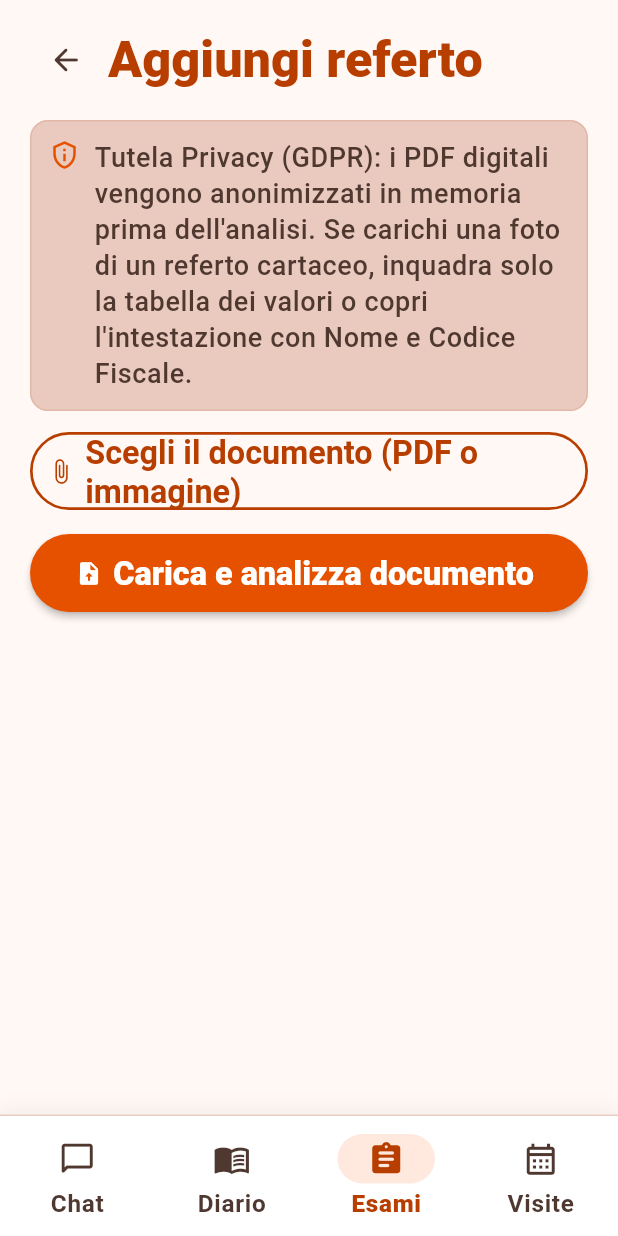
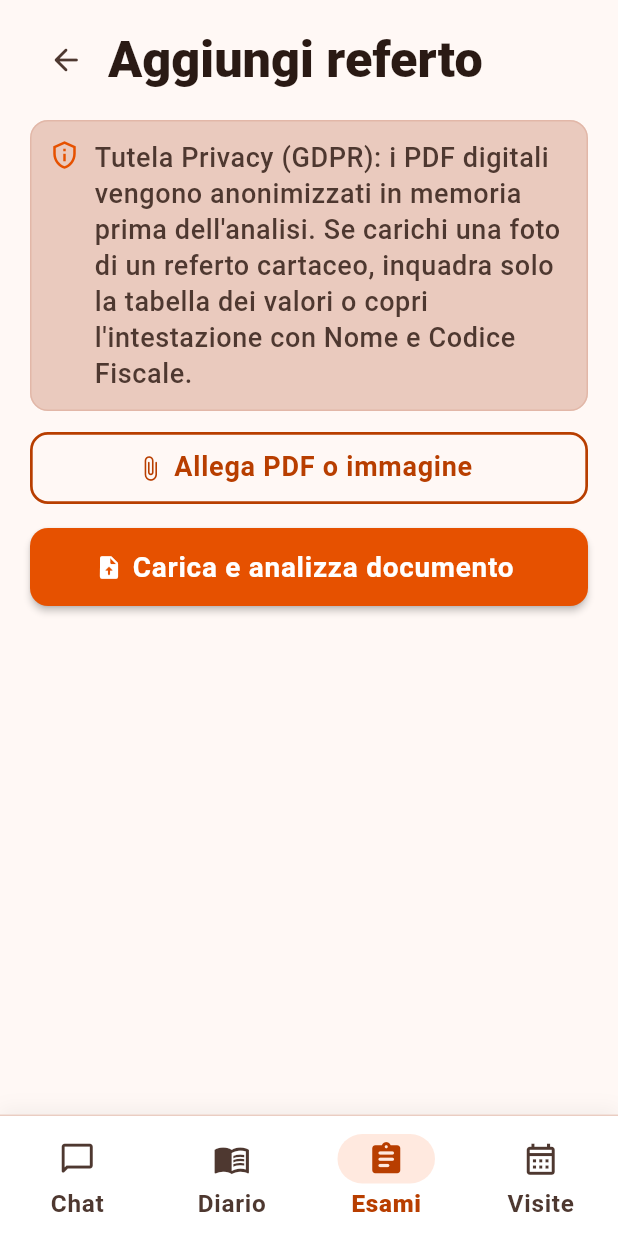
Before and after one commit to dade150/vitality-mobile, a Flutter app: the AddReportScreen screen opened by its route, on a phone screen of 412 x 824 dp. Run offline on Flutter 3.47's test engine with Material 3 defaults, Android fonts, the phone set to English and light mode, and no system bars; our stand-ins replace file_picker, flutter_local_notifications, flutter_secure_storage, flutter_timezone, flutter_tts, google_fonts and 4 more; accounts and stored records are empty; Roboto replaces fonts that are missing (Atkinson Hyperlegible); statements that could not run were skipped.

Commit message:
style(ui): normalizza bottoni a rettangolo arrotondato, uniforma titoli schermate e accorcia etichetta allegato referto

```diff
--- a/lib/screens/appointments/add_visit_screen.dart
+++ b/lib/screens/appointments/add_visit_screen.dart
@@ -208,7 +208,7 @@ class _AddVisitScreenState extends State<AddVisitScreen> {
                         child: Text(
                           isEdit ? 'Modifica visita' : 'Nuova visita',
                           style: theme.textTheme.displaySmall?.copyWith(
-                            color: accentTitle,
+                            color: cs.onSurface,
                             fontWeight: FontWeight.w800,
                           ),
                         ),
--- a/lib/screens/diary/add_activity_screen.dart
+++ b/lib/screens/diary/add_activity_screen.dart
@@ -115,7 +115,7 @@ class _AddActivityScreenState extends State<AddActivityScreen> {
                           child: Text(
                             'Aggiungi attività',
                             style: theme.textTheme.headlineLarge?.copyWith(
-                              color: accentColor,
+                              color: cs.onSurface,
                               fontWeight: FontWeight.w800,
                             ),
                           ),
--- a/lib/screens/diary/add_meal_screen.dart
+++ b/lib/screens/diary/add_meal_screen.dart
@@ -363,7 +363,7 @@ class _AddMealScreenState extends State<AddMealScreen> {
                           child: Text(
                             'Aggiungi pasto',
                             style: theme.textTheme.headlineLarge?.copyWith(
-                              color: accentColor,
+                              color: cs.onSurface,
                               fontWeight: FontWeight.w800,
                             ),
                           ),
--- a/lib/screens/reports/add_report_screen.dart
+++ b/lib/screens/reports/add_report_screen.dart
@@ -350,7 +350,7 @@ class _AddReportScreenState extends State<AddReportScreen> {
               Text(
                 'Aggiungi referto',
                 style: theme.textTheme.headlineLarge?.copyWith(
-                  color: accentTitle,
+                  color: cs.onSurface,
                   fontWeight: FontWeight.w800,
                 ),
               ),
@@ -387,9 +387,18 @@ class _AddReportScreenState extends State<AddReportScreen> {
               onPressed: _uploading ? null : _pickFile,
               style: OutlinedButton.styleFrom(
                 minimumSize: const Size.fromHeight(48),
+                shape: RoundedRectangleBorder(borderRadius: BorderRadius.circular(12)),
+                textStyle: theme.textTheme.labelMedium?.copyWith(
+                  fontWeight: FontWeight.w700,
+                  fontSize: 15,
+                ),
               ),
               icon: const Icon(Icons.attach_file_rounded),
-              label: Text(_filename ?? 'Scegli il documento (PDF o immagine)'),
+              label: Text(
+                _filename ?? 'Allega PDF o immagine',
+                maxLines: 1,
+                overflow: TextOverflow.ellipsis,
+              ),
             ),
             const SizedBox(height: 16),
             SizedBox(
@@ -399,6 +408,11 @@ class _AddReportScreenState extends State<AddReportScreen> {
                 onPressed: _uploading ? null : _upload,
                 style: ElevatedButton.styleFrom(
                   minimumSize: const Size.fromHeight(52),
+                  shape: RoundedRectangleBorder(borderRadius: BorderRadius.circular(12)),
+                  textStyle: theme.textTheme.labelMedium?.copyWith(
+                    fontWeight: FontWeight.w700,
+                    fontSize: 15.5,
+                  ),
                 ),
                 icon: _uploading
                     ? const SizedBox(width: 20, height: 20, child: CircularProgressIndicator(strokeWidth: 2, color: Colors.white))
@@ -552,8 +566,17 @@ class _AddReportScreenState extends State<AddReportScreen> {
             const SizedBox(height: 16),
             SizedBox(
               width: double.infinity,
+              height: 50,
               child: FilledButton.icon(
                 onPressed: _saving || _uploading ? null : _saveValues,
+                style: FilledButton.styleFrom(
+                  minimumSize: const Size.fromHeight(50),
+                  shape: RoundedRectangleBorder(borderRadius: BorderRadius.circular(12)),
+                  textStyle: theme.textTheme.labelMedium?.copyWith(
+                    fontWeight: FontWeight.w700,
+                    fontSize: 15.5,
+                  ),
+                ),
                 icon: _saving
                     ? const SizedBox(width: 20, height: 20, child: CircularProgressIndicator(strokeWidth: 2))
                     : const Icon(Icons.save_rounded),
@@ -563,6 +586,14 @@ class _AddReportScreenState extends State<AddReportScreen> {
             const SizedBox(height: 12),
             OutlinedButton.icon(
               onPressed: _saving || _uploading ? null : _pickFile,
+              style: OutlinedButton.styleFrom(
+                minimumSize: const Size.fromHeight(48),
+                shape: RoundedRectangleBorder(borderRadius: BorderRadius.circular(12)),
+                textStyle: theme.textTheme.labelMedium?.copyWith(
+                  fontWeight: FontWeight.w700,
+                  fontSize: 15,
+                ),
+              ),
               icon: const Icon(Icons.swap_horiz_rounded),
               label: const Text('Scegli un altro documento'),
             ),
```
Also changed, not shown: lib/theme/app_theme.dart (+13 -4 lines).
